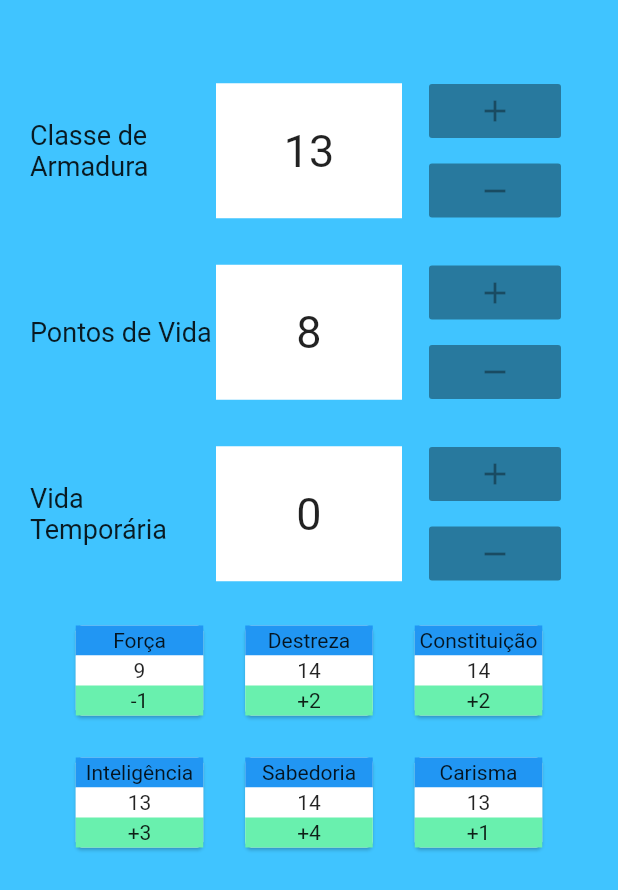
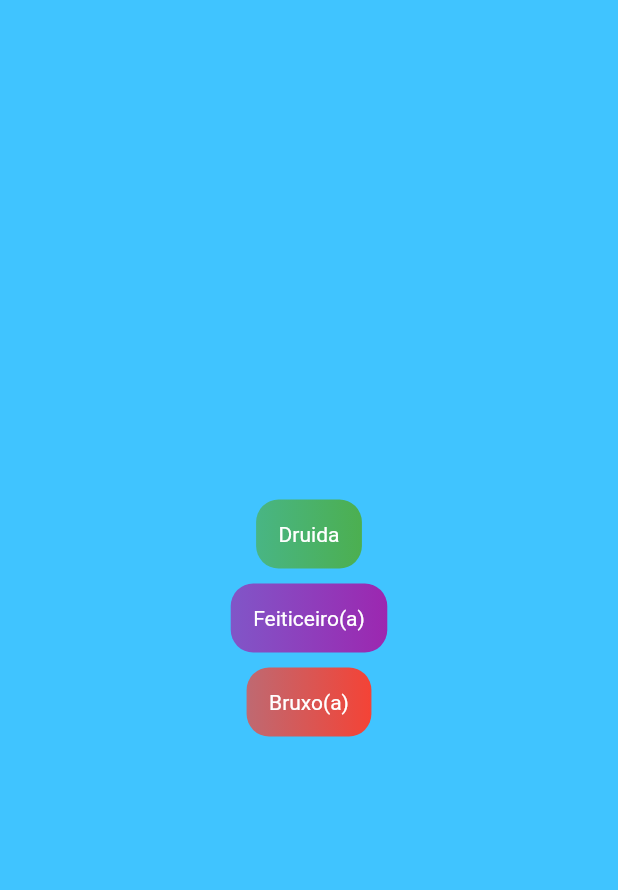
Before and after one commit to isachristine/FacilitadorRPG, a Flutter app: the screen it shows after launch, on a phone screen of 412 x 824 dp. Shown: the top 890 px of the screen. Run offline on Flutter 3.47's test engine with Material 2 defaults, Android fonts, the phone set to English and light mode, and no system bars.

Commit message:
Criação de páginas por classe do RPG

```diff
--- a/lib/main.dart
+++ b/lib/main.dart
@@ -1,57 +1,84 @@
+import './screens/druid_screen.dart';
+import './screens/sorcerer_screen.dart';
+import './screens/warlock_screen.dart';
+import './screens/barberian_screen.dart';
+import './screens/rogue_screen.dart';
 import 'package:flutter/material.dart';
-import 'status_widget.dart';
-import 'modifier_widget.dart';
+import 'package:flutter/services.dart';
+import './screens/selectClass_screen.dart';
+
 
 void main() {
+  SystemChrome.setPreferredOrientations([
+    DeviceOrientation.portraitUp,
+  ]);
   runApp(MyApp());
 }
+
 
 class MyApp extends StatelessWidget {
   @override
   Widget build(BuildContext context) {
     return MaterialApp(
       debugShowCheckedModeBanner: false,
-      home: PlayerPage(),
+      home: SelectClass(),
+      initialRoute: '/',
+      routes: {
+        'Druida': (ctx) => DruidScreen(),
+        'Feiticeiro(a)': (ctx) => SorcererScreen(),
+        'Bruxo(a)': (ctx) => WarlockScreen(),
+        'Ladino(a)': (ctx) => RogueScreen(),
+        'Bárbaro': (ctx) => BarberianScreen(),
+      },
     );
   }
 }
 
-class PlayerPage extends StatefulWidget {
-  @override
-  _PlayerPageState createState() => _PlayerPageState();
-}
-
-class _PlayerPageState extends State<PlayerPage> {
-  @override
-  Widget build(BuildContext context) {
-    return Scaffold(
-      backgroundColor: Colors.lightBlueAccent,
-      body: SingleChildScrollView(
-        padding: EdgeInsets.fromLTRB(10, 40, 10, 25),
-        child: Column(
-          children: <Widget>[
-            StatusCard('Classe de Armadura', 'Armadura', '13'),
-            StatusCard('Pontos de Vida', 'Vida', '8'),
-            StatusCard('Vida Temporária', ' ', '0'),
-            Row(
-              mainAxisAlignment: MainAxisAlignment.center,
-              children: <Widget>[
-                ModifierCard('Força', '9', '-1'),
-                ModifierCard('Destreza', '14', '+2'),
-                ModifierCard('Constituição', '14', '+2')
-              ],
-            ),
-            Row(
-              mainAxisAlignment: MainAxisAlignment.center,
-              children: <Widget>[
-                ModifierCard('Inteligência', '13', '+3'),
-                ModifierCard('Sabedoria', '14', '+4'),
-                ModifierCard('Carisma', '13', '+1')
-              ],
-            ),
-          ],
-        ),
-      ),
-    );
-  }
-}
+//class PlayerPage extends StatefulWidget {
+//  @override
+//  _PlayerPageState createState() => _PlayerPageState();
+//}
+//
+//
+//
+//class _PlayerPageState extends State<PlayerPage> {
+//  var lifePoints;
+//  var armorPoints;
+//  var extraLifePoints;
+//
+//  @override
+//  Widget build(BuildContext context) {
+//    final mediaQuery = MediaQuery.of(context);
+//
+//
+//    return Scaffold(
+//      backgroundColor: Colors.lightBlueAccent,
+//      body: SingleChildScrollView(
+//        child: Column(
+//          crossAxisAlignment: CrossAxisAlignment.stretch,
+//          children: <Widget>[
+//            StatusCard('Classe de Armadura', armorPoints),
+//            StatusCard('Pontos de Vida', lifePoints),
+//            StatusCard('Vida Temporária', extraLifePoints),
+//            Row(
+//              mainAxisAlignment: MainAxisAlignment.center,
+//              children: <Widget>[
+//                ModifierCard('Força', '9', '-1'),
+//                ModifierCard('Destreza', '14', '+2'),
+//                ModifierCard('Constituição', '14', '+2')
+//              ],
+//            ),
+//            Row(
+//              mainAxisAlignment: MainAxisAlignment.center,
+//              children: <Widget>[
+//                ModifierCard('Inteligência', '13', '+3'),
+//                ModifierCard('Sabedoria', '14', '+4'),
+//                ModifierCard('Carisma', '13', '+1')
+//              ],
+//            ),
+//          ],
+//        ),
+//      ),
+//    );
+//  }
+//}
--- /dev/null
+++ b/lib/screens/selectClass_screen.dart
@@ -0,0 +1,36 @@
+import 'package:facilitadoraventurabs/widgets/classButton.dart';
+import 'package:flutter/material.dart';
+
+class SelectClass extends StatefulWidget {
+  static const routeName = 'main.dart';
+  // Nomeei a rota como main, para que possa buscar a lista de rotas
+
+  @override
+  _SelectClassState createState() => _SelectClassState();
+}
+
+class _SelectClassState extends State<SelectClass> {
+  @override
+
+  // O Widget abaixo é uma tela com botões "ClassSelection", cujo argumento
+  // name vai ser incluído no botão e também será o mesmo texto usado para
+  // a lista de rotas, possibilitando assim que a navegação ocorra com base
+  // no nome da classe do RPG.
+  Widget build(BuildContext context) {
+    return Scaffold(
+      backgroundColor: Colors.lightBlueAccent,
+      body: Center(
+        child: Column(
+          mainAxisAlignment: MainAxisAlignment.center,
+          children: <Widget>[
+            ClassSelection('Druida', Colors.green),
+            SizedBox(height: 10,),
+            ClassSelection('Feiticeiro(a)', Colors.purple),
+            SizedBox(height: 10,),
+            ClassSelection('Bruxo(a)', Colors.red),
+          ],
+        ),
+      ),
+    );
+  }
+}
--- /dev/null
+++ b/lib/widgets/classButton.dart
@@ -0,0 +1,39 @@
+import 'package:flutter/material.dart';
+
+class ClassSelection extends StatelessWidget {
+  final String name;
+  //nome da classe de RPG que ficará disponível na página de seleção e
+  //também será o meio pelo qual o app vai navegar até a página desejada
+  final Color color;
+  //Cor do botão de cada classe do RPG, usada para a gradiant do InkWell
+
+  ClassSelection(this.name, this.color);
+  // Solicitado na tela SelectClass, por meio do uso do botão abaixo
+
+  @override
+  Widget build(BuildContext context) {
+    return InkWell(
+      onTap: () => Navigator.of(context).pushNamed(name),
+      splashColor: Theme.of(context).primaryColor,
+      borderRadius: BorderRadius.circular(15),
+      child: Container(
+        padding: const EdgeInsets.all(15),
+        child: Text(
+          name,
+          style: TextStyle(
+            color: Colors.white,
+          ),
+        ),
+        decoration: BoxDecoration(
+          gradient: LinearGradient(
+            colors: [
+              color.withOpacity(0.7),
+              color,
+            ],
+          ),
+          borderRadius: BorderRadius.circular(15),
+        ),
+      ),
+    );
+  }
+}
```
Also changed, not shown: lib/screens/barberian_screen.dart (added, +25 -0 lines), lib/screens/druid_screen.dart (added, +25 -0 lines), lib/screens/rogue_screen.dart (added, +25 -0 lines), lib/screens/sorcerer_screen.dart (added, +25 -0 lines), lib/screens/warlock_screen.dart (added, +25 -0 lines), lib/status_widget.dart (+56 -13 lines).
